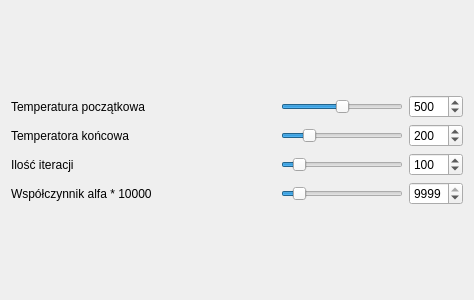
This is gui/params/paramssimann.ui in cadisrmz/RouteFinder as Qt 5 draws it before an edit. The edited form follows.
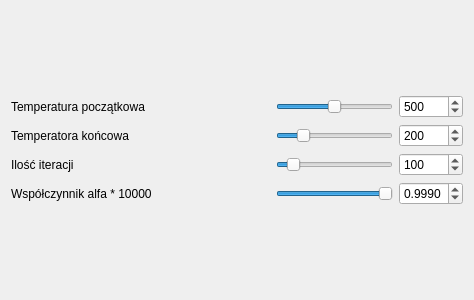
This is the edited form.

Patch:
```diff
--- a/gui/params/paramssimann.ui
+++ b/gui/params/paramssimann.ui
@@ -189,13 +189,16 @@
      <item row="3" column="2">
       <widget class="QSlider" name="alfaslider">
        <property name="maximum">
-        <number>9999</number>
+        <number>10000</number>
        </property>
        <property name="singleStep">
         <number>10</number>
        </property>
        <property name="value">
-        <number>999</number>
+        <number>9990</number>
+       </property>
+       <property name="sliderPosition">
+        <number>9990</number>
        </property>
        <property name="orientation">
         <enum>Qt::Horizontal</enum>
@@ -203,15 +206,18 @@
       </widget>
      </item>
      <item row="3" column="3">
-      <widget class="QSpinBox" name="alfabox">
+      <widget class="QDoubleSpinBox" name="alfabox">
+       <property name="decimals">
+        <number>4</number>
+       </property>
        <property name="maximum">
-        <number>9999</number>
+        <double>1.000000000000000</double>
        </property>
        <property name="singleStep">
         <number>10</number>
        </property>
        <property name="value">
-        <number>9999</number>
+        <double>0.999000000000000</double>
        </property>
       </widget>
      </item>
```
Left out of the diff: 36 changed lines with no effect on the pictures.
